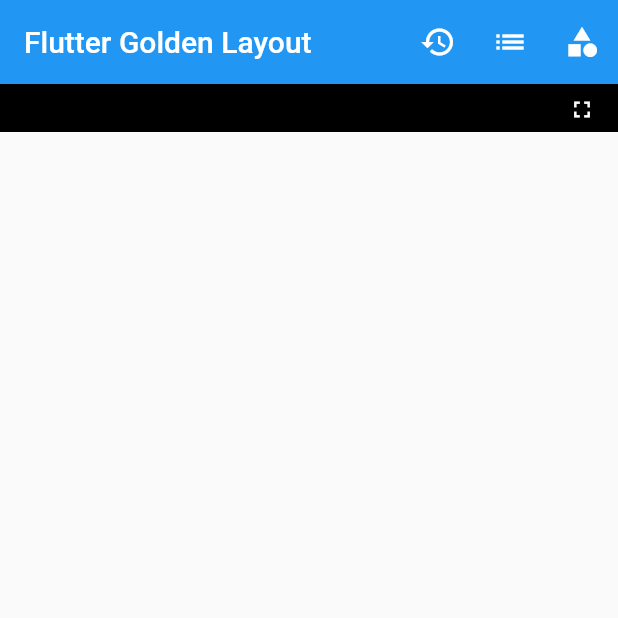
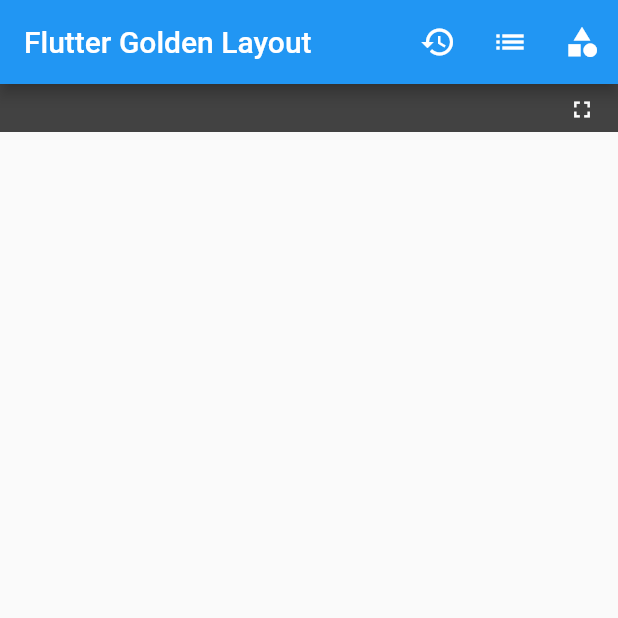
Before and after one commit to rodydavis/golden_layout, a Flutter app: the screen it shows after launch, after a tap on the "close" icon, on a phone screen of 412 x 824 dp, the top half of it. Run offline on Flutter 3.47's test engine with Material 2 defaults, Android fonts, the phone set to English and light mode, and no system bars.

```diff
--- a/example/lib/main.dart
+++ b/example/lib/main.dart
@@ -100,7 +100,7 @@ class _MyHomePageState extends State<MyHomePage> {
   WindowTab _getTab(int count) {
     return WindowTab(
         id: 'id_$count',
-        title: (context, selected) => Text(
+        title: (context, selected, index) => Text(
               'Window $count',
               style: TextStyle(
                 color: selected ? Theme.of(context).accentColor : Colors.white,
--- a/lib/src/dotted_border.dart
+++ b/lib/src/dotted_border.dart
@@ -45,33 +45,33 @@ class DashRectPainter extends CustomPainter {
 
   @override
   void paint(Canvas canvas, Size size) {
-    Paint dashedPaint = Paint()
+    var dashedPaint = Paint()
       ..color = color
       ..strokeWidth = strokeWidth
       ..style = PaintingStyle.stroke;
 
-    double x = size.width;
-    double y = size.height;
+    var x = size.width;
+    var y = size.height;
 
-    Path _topPath = getDashedPath(
+    var _topPath = getDashedPath(
       a: math.Point(0, 0),
       b: math.Point(x, 0),
       gap: gap,
     );
 
-    Path _rightPath = getDashedPath(
+    var _rightPath = getDashedPath(
       a: math.Point(x, 0),
       b: math.Point(x, y),
       gap: gap,
     );
 
-    Path _bottomPath = getDashedPath(
+    var _bottomPath = getDashedPath(
       a: math.Point(0, y),
       b: math.Point(x, y),
       gap: gap,
     );
 
-    Path _leftPath = getDashedPath(
+    var _leftPath = getDashedPath(
       a: math.Point(0, 0),
       b: math.Point(0.001, y),
       gap: gap,
@@ -89,13 +89,13 @@ class DashRectPainter extends CustomPainter {
   Path getDashedPath({
     @required math.Point<double> a,
     @required math.Point<double> b,
-    @required gap,
+    @required num gap,
   }) {
-    Size size = Size(b.x - a.x, b.y - a.y);
-    Path path = Path();
+    var size = Size(b.x - a.x, b.y - a.y);
+    var path = Path();
     path.moveTo(a.x, a.y);
-    bool shouldDraw = true;
-    math.Point currentPoint = math.Point(a.x, a.y);
+    var shouldDraw = true;
+    var currentPoint = math.Point(a.x, a.y);
 
     num radians = math.atan(size.height / size.width);
 
--- a/lib/src/theme.dart
+++ b/lib/src/theme.dart
@@ -2,16 +2,21 @@ import 'package:flutter/material.dart';
 
 class GoldenLayoutThemeData {
   final Color tabSelectedBackgroundColor;
-  final Color backgroundColor;
+  Color tabBackgroundColor;
+  Color backgroundColor;
   final Color draggableBarsHoveredColor;
   final Color tabIconColor;
 
-  const GoldenLayoutThemeData({
+  GoldenLayoutThemeData({
     this.tabSelectedBackgroundColor = Colors.grey,
-    this.backgroundColor = Colors.black,
+    this.backgroundColor,
     this.draggableBarsHoveredColor = Colors.grey,
     this.tabIconColor = Colors.white,
-  });
+    this.tabBackgroundColor,
+  }) {
+    tabBackgroundColor ??= Colors.grey.shade700;
+    backgroundColor ??= Colors.grey.shade800;
+  }
 }
 
 class GoldenLayoutTheme extends InheritedWidget {
@@ -22,6 +27,7 @@ class GoldenLayoutTheme extends InheritedWidget {
   }) : super(key: key, child: child);
 
   final GoldenLayoutThemeData data;
+  @override
   final Widget child;
 
   GoldenLayoutThemeData get theme => data ?? GoldenLayoutThemeData();
--- a/lib/src/window.dart
+++ b/lib/src/window.dart
@@ -9,16 +9,17 @@ abstract class WindowCollection extends ChangeNotifier {
 
 class WindowTab {
   final String id;
-  final Function(BuildContext, bool selected) title;
+  final Widget Function(BuildContext, bool selected, int index) title;
   final Widget child;
   final bool canClose;
+  final Function() onClose;
 
-  WindowTab({
-    @required this.id,
-    @required this.title,
-    this.child,
-    this.canClose = true,
-  });
+  WindowTab(
+      {@required this.id,
+      @required this.title,
+      this.child,
+      this.canClose = true,
+      this.onClose});
 }
 
 class WindowRow extends WindowCollection {
--- a/lib/src/window_group.dart
+++ b/lib/src/window_group.dart
@@ -16,6 +16,7 @@ class RenderWindowGroup extends StatefulWidget {
   final void Function(WindowTab) onCancel;
   final ValueChanged<bool> onDraggingChanged;
   final void Function(BuildContext, WindowTab, WindowPos, [int index]) onModify;
+  final WindowTab Function() onAddTab;
 
   const RenderWindowGroup({
     Key key,
@@ -29,6 +30,7 @@ class RenderWindowGroup extends StatefulWidget {
     @required this.onDraggingChanged,
     @required this.isDragging,
     this.onModify,
+    @required this.onAddTab,
   }) : super(key: key);
 
   @override
@@ -38,6 +40,17 @@ class RenderWindowGroup extends StatefulWidget {
 class _RenderWindowGroupState extends State<RenderWindowGroup> {
   int accepting;
   WindowTab _draggingTab;
+
+  @override
+  void initState() {
+    widget.group.addListener(() {
+      if (mounted) {
+        setState(() {});
+      }
+    });
+    super.initState();
+  }
+
   @override
   Widget build(BuildContext context) {
     final _theme =
@@ -45,7 +58,7 @@ class _RenderWindowGroupState extends State<RenderWindowGroup> {
     return Column(
       children: [
         Container(
-          color: Colors.black,
+          color: _theme?.backgroundColor,
           height: 32,
           child: Row(
             children: [
@@ -57,14 +70,16 @@ class _RenderWindowGroupState extends State<RenderWindowGroup> {
                     children: [
                       Container(width: 4),
                       for (var i = 0; i < widget.group.tabs.length; i++)
-                        LongPressDraggable<WindowTab>(
+                        Draggable<WindowTab>(
                           data: widget.group.tabs[i],
-                          dragAnchor: DragAnchor.pointer,
+                          dragAnchor: DragAnchor.child,
                           onDragStarted: () {
                             _draggingTab = widget.group.tabs[i];
                             widget.group.removeTab(_draggingTab);
                             widget.update();
-                            if (widget.group.tabs.isEmpty) widget.onClose();
+                            if (widget.group.tabs.isEmpty) {
+                              widget.onClose?.call();
+                            }
                             widget.onDraggingChanged(true);
                           },
                           onDragCompleted: () {
@@ -95,40 +110,43 @@ class _RenderWindowGroupState extends State<RenderWindowGroup> {
                                 child: Padding(
                                   padding: const EdgeInsets.all(8.0),
                                   child: widget.group.tabs[i]
-                                      .title(context, false),
+                                      .title(context, false, i),
                                 ),
                               ),
                               SizedBox.fromSize(
                                 size: widget.popUpSize,
-                                child: Material(
-                                  elevation: 8,
-                                  child: widget.group.tabs[i].child,
-                                ),
+                                child:
+                                    Material(elevation: 8, child: Container()),
                               ),
                             ],
                           ),
                           child: DragTarget<WindowTab>(
                             onLeave: (_) {
-                              if (mounted)
+                              if (mounted) {
                                 setState(() {
                                   accepting = null;
                                 });
+                              }
                             },
                             onWillAccept: (val) {
-                              if (mounted)
+                              if (mounted) {
                                 setState(() {
                                   accepting = i;
                                 });
+                              }
                               return true;
                             },
                             onAccept: (val) {
-                              widget.onModify(context, val, WindowPos.tab, accepting);
-                              if (mounted)
+                              widget.onModify(
+                                  context, val, WindowPos.tab, accepting);
+                              if (mounted) {
                                 setState(() {
                                   accepting = null;
                                 });
+                              }
                             },
                             builder: (context, accepted, rejected) {
+                              final selected = i == widget.group.activeTabIndex;
                               return InkWell(
                                 onTap: () {
                                   widget.group.selectTab(i);
@@ -136,21 +154,18 @@ class _RenderWindowGroupState extends State<RenderWindowGroup> {
                                 },
                                 child: Container(
                                   decoration: BoxDecoration(
-                                    color: i == widget.group.activeTabIndex
+                                    color: selected
                                         ? _theme?.tabSelectedBackgroundColor ??
                                             Colors.grey.shade600
+                                        : _theme?.backgroundColor,
+                                    borderRadius: selected
+                                        ? BorderRadius.only(
+                                            topLeft: Radius.circular(5),
+                                            topRight: Radius.circular(5),
+                                          )
                                         : null,
-                                    borderRadius: BorderRadius.only(
-                                      topLeft: Radius.circular(5),
-                                      topRight: Radius.circular(5),
-                                    ),
                                   ),
                                   height: double.infinity,
-                                  padding: EdgeInsets.only(
-                                    left: 4,
-                                    right: 4,
-                                    bottom: 4,
-                                  ),
                                   margin: EdgeInsets.only(
                                     top: 4,
                                   ),
@@ -162,7 +177,7 @@ class _RenderWindowGroupState extends State<RenderWindowGroup> {
                                       if (accepting != i)
                                         Container(
                                           child: widget.group.tabs[i]
-                                              .title(context, false),
+                                              .title(context, false, i),
                                         ),
                                       if (accepting == i)
                                         Container(
@@ -175,7 +190,8 @@ class _RenderWindowGroupState extends State<RenderWindowGroup> {
                                             gap: 5.0,
                                           ),
                                         ),
-                                      if (widget.group.tabs[i].canClose) ...[
+                                      if (widget.group.tabs[i].canClose &&
+                                          selected) ...[
                                         Container(width: 4),
                                         InkWell(
                                           child: Icon(
@@ -185,14 +201,25 @@ class _RenderWindowGroupState extends State<RenderWindowGroup> {
                                                 Colors.white,
                                           ),
                                           onTap: () {
+                                            widget.group.tabs[i].onClose
+                                                ?.call();
                                             widget.group.removeTab(
                                                 widget.group.tabs[i]);
                                             widget.update();
-                                            if (widget.group.tabs.isEmpty)
-                                              widget.onClose();
+                                            if (widget.group.tabs.isEmpty) {
+                                              widget.onClose?.call();
+                                            }
                                           },
                                         ),
                                       ],
+                                      if (!selected &&
+                                          i + 1 != widget.group.activeTabIndex)
+                                        VerticalDivider(
+                                          indent: 4,
+                                          width: 1,
+                                          thickness: 1,
+                                          color: Colors.grey.shade500,
+                                        ),
                                     ],
                                   ),
                                 ),
@@ -200,6 +227,15 @@ class _RenderWindowGroupState extends State<RenderWindowGroup> {
                             },
                           ),
                         ),
+                      if (widget.onAddTab != null)
+                        IconButton(
+                            iconSize: 20,
+                            icon: Icon(
+                              Icons.add,
+                              color: Colors.white,
+                            ),
+                            onPressed: () =>
+                                widget.group.addTab(widget.onAddTab())),
                       if (widget.isDragging)
                         WindowAcceptRegion(
                           size: Size(100, 32),
--- a/pubspec.yaml
+++ b/pubspec.yaml
@@ -15,5 +15,6 @@ dependencies:
 dev_dependencies:
   flutter_test:
     sdk: flutter
+  pedantic: ^1.9.0
 
 flutter:
```
Also changed, not shown: analysis_options.yaml (added, +14 -0 lines), lib/golden_layout.dart (+35 -15 lines), lib/src/border_accept.dart (+6 -3 lines), lib/src/drag_bar.dart (+8 -4 lines), lib/src/overlay.dart (+4 -4 lines).
